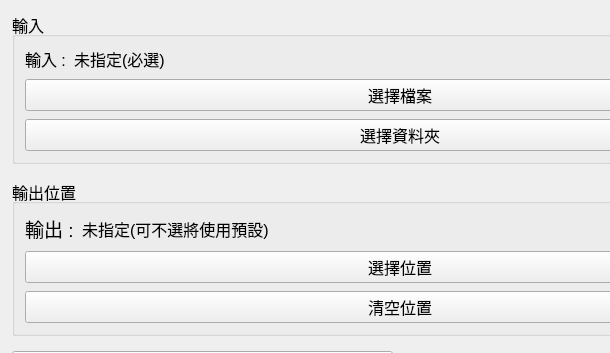
The window that src/Qt_gui_Module/mainwindow.ui (suku156/rtf_convert) describes before a commit, drawn with Qt 5; both pictures show x 0 to 610 and y 0 to 353 of the 800 by 952 pixel window.
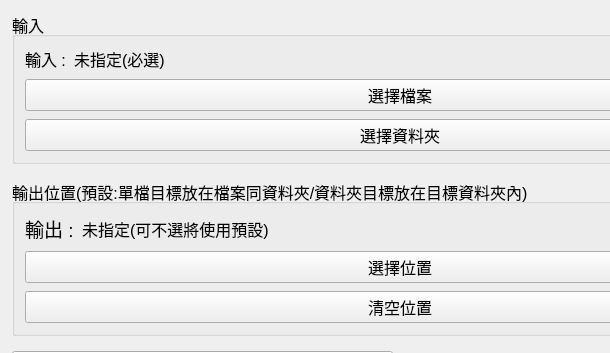
The same window after the commit.

The edit to the form file:
```diff
--- a/src/Qt_gui_Module/mainwindow.ui
+++ b/src/Qt_gui_Module/mainwindow.ui
@@ -7,7 +7,7 @@
     <x>0</x>
     <y>0</y>
     <width>800</width>
-    <height>916</height>
+    <height>937</height>
    </rect>
   </property>
   <property name="windowTitle">
@@ -341,7 +341,7 @@
        </font>
       </property>
       <property name="title">
-       <string>輸出位置</string>
+       <string>輸出位置(預設:單檔目標放在檔案同資料夾/資料夾目標放在目標資料夾內)</string>
       </property>
       <layout class="QFormLayout" name="formLayout_2">
        <property name="horizontalSpacing">
```
